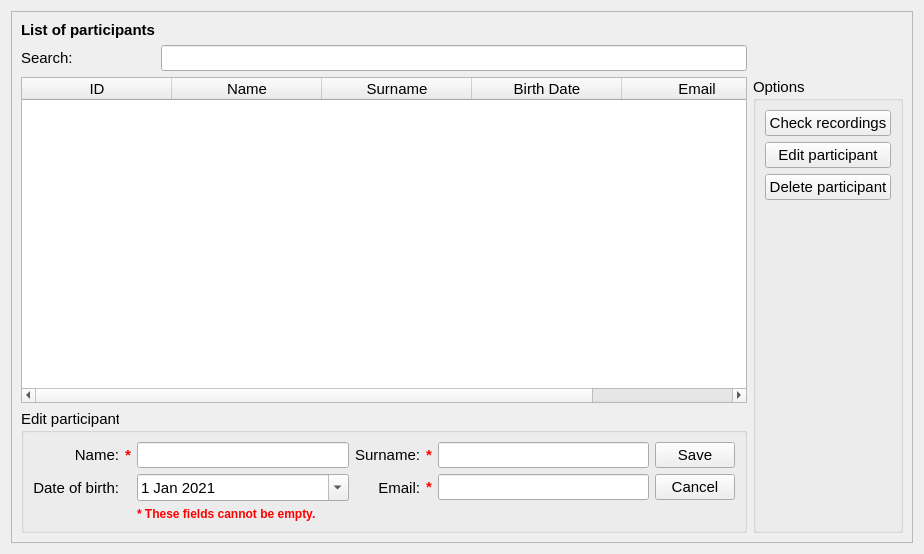
EBATINCA/TrainUS, file Modules/Home/Resources/UI/Participants.ui: the form before one commit.
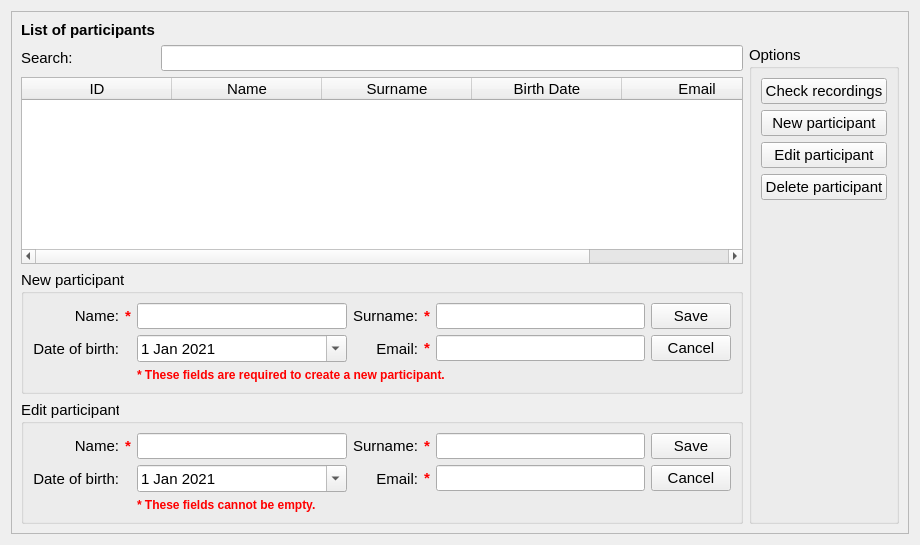
The form after the commit. Custom widgets are drawn as their Qt base class.

Commit message:
ENH: Update user interface in Dashboard and Participant tabs
Create new user should be done in the Participants tab. Dashboard just displays the current selection for participant and configuration.

Diff of the .ui file:
```diff
--- a/Modules/Home/Resources/UI/Participants.ui
+++ b/Modules/Home/Resources/UI/Participants.ui
@@ -6,8 +6,8 @@
    <rect>
     <x>0</x>
     <y>0</y>
-    <width>924</width>
-    <height>554</height>
+    <width>920</width>
+    <height>545</height>
    </rect>
   </property>
   <layout class="QVBoxLayout" name="verticalLayout">
@@ -27,6 +27,235 @@
       <enum>QFrame::Raised</enum>
      </property>
      <layout class="QGridLayout" name="gridLayout_2">
+      <item row="4" column="0" colspan="2">
+       <widget class="QGroupBox" name="editParticipantGroupBox">
+        <property name="font">
+         <font>
+          <pointsize>11</pointsize>
+          <weight>50</weight>
+          <bold>false</bold>
+         </font>
+        </property>
+        <property name="title">
+         <string>Edit participant</string>
+        </property>
+        <layout class="QGridLayout" name="gridLayout">
+         <item row="0" column="0">
+          <widget class="QLabel" name="editParticipantLabel_1">
+           <property name="font">
+            <font>
+             <pointsize>11</pointsize>
+             <weight>50</weight>
+             <bold>false</bold>
+            </font>
+           </property>
+           <property name="text">
+            <string>Name:</string>
+           </property>
+           <property name="alignment">
+            <set>Qt::AlignRight|Qt::AlignTrailing|Qt::AlignVCenter</set>
+           </property>
+          </widget>
+         </item>
+         <item row="0" column="1">
+          <widget class="QLabel" name="editParticipantNameWarning">
+           <property name="text">
+            <string>&lt;html&gt;&lt;head/&gt;&lt;body&gt;&lt;p&gt;&lt;span style=&quot; font-size:11pt; font-weight:600; color:#ff0000;&quot;&gt;*&lt;/span&gt;&lt;/p&gt;&lt;/body&gt;&lt;/html&gt;</string>
+           </property>
+          </widget>
+         </item>
+         <item row="0" column="2">
+          <widget class="QLineEdit" name="editParticipantNameText">
+           <property name="font">
+            <font>
+             <pointsize>11</pointsize>
+             <weight>50</weight>
+             <bold>false</bold>
+            </font>
+           </property>
+          </widget>
+         </item>
+         <item row="0" column="3">
+          <widget class="QLabel" name="editParticipantLabel_2">
+           <property name="font">
+            <font>
+             <pointsize>11</pointsize>
+             <weight>50</weight>
+             <bold>false</bold>
+            </font>
+           </property>
+           <property name="text">
+            <string>Surname:</string>
+           </property>
+           <property name="alignment">
+            <set>Qt::AlignRight|Qt::AlignTrailing|Qt::AlignVCenter</set>
+           </property>
+          </widget>
+         </item>
+         <item row="0" column="4">
+          <widget class="QLabel" name="editParticipantSurnameWarning">
+           <property name="text">
+            <string>&lt;html&gt;&lt;head/&gt;&lt;body&gt;&lt;p&gt;&lt;span style=&quot; font-size:11pt; font-weight:600; color:#ff0000;&quot;&gt;*&lt;/span&gt;&lt;/p&gt;&lt;/body&gt;&lt;/html&gt;</string>
+           </property>
+          </widget>
+         </item>
+         <item row="0" column="5">
+          <widget class="QLineEdit" name="editParticipantSurnameText">
+           <property name="font">
+            <font>
+             <pointsize>11</pointsize>
+             <weight>50</weight>
+             <bold>false</bold>
+            </font>
+           </property>
+          </widget>
+         </item>
+         <item row="0" column="6">
+          <widget class="QPushButton" name="editParticipantSaveButton">
+           <property name="font">
+            <font>
+             <pointsize>11</pointsize>
+             <weight>50</weight>
+             <bold>false</bold>
+            </font>
+           </property>
+           <property name="text">
+            <string>Save</string>
+           </property>
+          </widget>
+         </item>
+         <item row="1" column="0">
+          <widget class="QLabel" name="editParticipantLabel_3">
+           <property name="font">
+            <font>
+             <pointsize>11</pointsize>
+             <weight>50</weight>
+             <bold>false</bold>
+            </font>
+           </property>
+           <property name="text">
+            <string>Date of birth:</string>
+           </property>
+           <property name="alignment">
+            <set>Qt::AlignRight|Qt::AlignTrailing|Qt::AlignVCenter</set>
+           </property>
+          </widget>
+         </item>
+         <item row="1" column="2">
+          <widget class="QDateEdit" name="editParticipantBirthDateEdit">
+           <property name="font">
+            <font>
+             <pointsize>11</pointsize>
+             <weight>50</weight>
+             <bold>false</bold>
+            </font>
+           </property>
+           <property name="buttonSymbols">
+            <enum>QAbstractSpinBox::UpDownArrows</enum>
+           </property>
+           <property name="calendarPopup">
+            <bool>true</bool>
+           </property>
+           <property name="date">
+            <date>
+             <year>2021</year>
+             <month>1</month>
+             <day>1</day>
+            </date>
+           </property>
+          </widget>
+         </item>
+         <item row="1" column="3">
+          <widget class="QLabel" name="editParticipantLabel_4">
+           <property name="font">
+            <font>
+             <pointsize>11</pointsize>
+             <weight>50</weight>
+             <bold>false</bold>
+            </font>
+           </property>
+           <property name="text">
+            <string>Email:</string>
+           </property>
+           <property name="alignment">
+            <set>Qt::AlignRight|Qt::AlignTrailing|Qt::AlignVCenter</set>
+           </property>
+          </widget>
+         </item>
+         <item row="1" column="4">
+          <widget class="QLabel" name="editParticipantEmailWarning">
+           <property name="text">
+            <string>&lt;html&gt;&lt;head/&gt;&lt;body&gt;&lt;p&gt;&lt;span style=&quot; font-size:11pt; font-weight:600; color:#ff0000;&quot;&gt;*&lt;/span&gt;&lt;/p&gt;&lt;/body&gt;&lt;/html&gt;</string>
+           </property>
+          </widget>
+         </item>
+         <item row="1" column="5">
+          <widget class="QLineEdit" name="editParticipantEmailText">
+           <property name="font">
+            <font>
+             <pointsize>11</pointsize>
+             <weight>50</weight>
+             <bold>false</bold>
+            </font>
+           </property>
+          </widget>
+         </item>
+         <item row="1" column="6">
+          <widget class="QPushButton" name="editParticipantCancelButton">
+           <property name="font">
+            <font>
+             <pointsize>11</pointsize>
+             <weight>50</weight>
+             <bold>false</bold>
+            </font>
+           </property>
+           <property name="text">
+            <string>Cancel</string>
+           </property>
+          </widget>
+         </item>
+         <item row="2" column="2" colspan="4">
+          <widget class="QLabel" name="editParticipantWarningMessageText">
+           <property name="font">
+            <font>
+             <pointsize>11</pointsize>
+             <weight>50</weight>
+             <bold>false</bold>
+            </font>
+           </property>
+           <property name="text">
+            <string>&lt;html&gt;&lt;head/&gt;&lt;body&gt;&lt;p&gt;&lt;span style=&quot; font-size:9pt; font-weight:600; color:#ff0000;&quot;&gt;* These fields cannot be empty.&lt;/span&gt;&lt;/p&gt;&lt;/body&gt;&lt;/html&gt;</string>
+           </property>
+          </widget>
+         </item>
+        </layout>
+       </widget>
+      </item>
+      <item row="1" column="1">
+       <widget class="QLineEdit" name="participantSearchText">
+        <property name="font">
+         <font>
+          <pointsize>11</pointsize>
+          <weight>50</weight>
+          <bold>false</bold>
+         </font>
+        </property>
+       </widget>
+      </item>
+      <item row="0" column="0">
+       <widget class="QLabel" name="label_1">
+        <property name="font">
+         <font>
+          <pointsize>11</pointsize>
+          <weight>75</weight>
+          <bold>true</bold>
+         </font>
+        </property>
+        <property name="text">
+         <string>List of participants</string>
+        </property>
+       </widget>
+      </item>
       <item row="1" column="0">
        <widget class="QLabel" name="label_2">
         <property name="font">
@@ -41,17 +270,6 @@
         </property>
        </widget>
       </item>
-      <item row="1" column="1">
-       <widget class="QLineEdit" name="participantSearchText">
-        <property name="font">
-         <font>
-          <pointsize>11</pointsize>
-          <weight>50</weight>
-          <bold>false</bold>
-         </font>
-        </property>
-       </widget>
-      </item>
       <item row="2" column="0" colspan="2">
        <widget class="QTableWidget" name="participantsTable">
         <property name="font">
@@ -67,6 +285,9 @@
         <property name="editTriggers">
          <set>QAbstractItemView::NoEditTriggers</set>
         </property>
+        <property name="alternatingRowColors">
+         <bool>true</bool>
+        </property>
         <property name="selectionMode">
          <enum>QAbstractItemView::SingleSelection</enum>
         </property>
@@ -109,7 +330,211 @@
         </column>
        </widget>
       </item>
-      <item row="2" column="2" rowspan="2">
+      <item row="3" column="0" colspan="2">
+       <widget class="QGroupBox" name="newParticipantGroupBox">
+        <property name="font">
+         <font>
+          <pointsize>11</pointsize>
+          <weight>50</weight>
+          <bold>false</bold>
+         </font>
+        </property>
+        <property name="title">
+         <string>New participant</string>
+        </property>
+        <layout class="QGridLayout" name="gridLayout_3">
+         <item row="0" column="0">
+          <widget class="QLabel" name="newParticipantLabel_1">
+           <property name="font">
+            <font>
+             <pointsize>11</pointsize>
+             <weight>50</weight>
+             <bold>false</bold>
+            </font>
+           </property>
+           <property name="text">
+            <string>Name:</string>
+           </property>
+           <property name="alignment">
+            <set>Qt::AlignRight|Qt::AlignTrailing|Qt::AlignVCenter</set>
+           </property>
+          </widget>
+         </item>
+         <item row="0" column="1">
+          <widget class="QLabel" name="newParticipantNameWarning">
+           <property name="text">
+            <string>&lt;html&gt;&lt;head/&gt;&lt;body&gt;&lt;p&gt;&lt;span style=&quot; font-size:11pt; font-weight:600; color:#ff0000;&quot;&gt;*&lt;/span&gt;&lt;/p&gt;&lt;/body&gt;&lt;/html&gt;</string>
+           </property>
+          </widget>
+         </item>
+         <item row="0" column="2">
+          <widget class="QLineEdit" name="newParticipantNameText">
+           <property name="font">
+            <font>
+             <pointsize>11</pointsize>
+             <weight>50</weight>
+             <bold>false</bold>
+            </font>
+           </property>
+          </widget>
+         </item>
+         <item row="0" column="3">
+          <widget class="QLabel" name="newParticipantLabel_2">
+           <property name="font">
+            <font>
+             <pointsize>11</pointsize>
+             <weight>50</weight>
+             <bold>false</bold>
+            </font>
+           </property>
+           <property name="text">
+            <string>Surname:</string>
+           </property>
+           <property name="alignment">
+            <set>Qt::AlignRight|Qt::AlignTrailing|Qt::AlignVCenter</set>
+           </property>
+          </widget>
+         </item>
+         <item row="0" column="4">
+          <widget class="QLabel" name="newParticipantSurnameWarning">
+           <property name="text">
+            <string>&lt;html&gt;&lt;head/&gt;&lt;body&gt;&lt;p&gt;&lt;span style=&quot; font-size:11pt; font-weight:600; color:#ff0000;&quot;&gt;*&lt;/span&gt;&lt;/p&gt;&lt;/body&gt;&lt;/html&gt;</string>
+           </property>
+          </widget>
+         </item>
+         <item row="0" column="5">
+          <widget class="QLineEdit" name="newParticipantSurnameText">
+           <property name="font">
+            <font>
+             <pointsize>11</pointsize>
+             <weight>50</weight>
+             <bold>false</bold>
+            </font>
+           </property>
+          </widget>
+         </item>
+         <item row="0" column="6">
+          <widget class="QPushButton" name="newParticipantSaveButton">
+           <property name="font">
+            <font>
+             <pointsize>11</pointsize>
+             <weight>50</weight>
+             <bold>false</bold>
+            </font>
+           </property>
+           <property name="text">
+            <string>Save</string>
+           </property>
+          </widget>
+         </item>
+         <item row="1" column="0">
+          <widget class="QLabel" name="newParticipantLabel_3">
+           <property name="font">
+            <font>
+             <pointsize>11</pointsize>
+             <weight>50</weight>
+             <bold>false</bold>
+            </font>
+           </property>
+           <property name="text">
+            <string>Date of birth:</string>
+           </property>
+           <property name="alignment">
+            <set>Qt::AlignRight|Qt::AlignTrailing|Qt::AlignVCenter</set>
+           </property>
+          </widget>
+         </item>
+         <item row="1" column="2">
+          <widget class="QDateEdit" name="newParticipantBirthDateEdit">
+           <property name="font">
+            <font>
+             <pointsize>11</pointsize>
+             <weight>50</weight>
+             <bold>false</bold>
+            </font>
+           </property>
+           <property name="buttonSymbols">
+            <enum>QAbstractSpinBox::UpDownArrows</enum>
+           </property>
+           <property name="calendarPopup">
+            <bool>true</bool>
+           </property>
+           <property name="date">
+            <date>
+             <year>2021</year>
+             <month>1</month>
+             <day>1</day>
+            </date>
+           </property>
+          </widget>
+         </item>
+         <item row="1" column="3">
+          <widget class="QLabel" name="newParticipantLabel_4">
+           <property name="font">
+            <font>
+             <pointsize>11</pointsize>
+             <weight>50</weight>
+             <bold>false</bold>
+            </font>
+           </property>
+           <property name="text">
+            <string>Email:</string>
+           </property>
+           <property name="alignment">
+            <set>Qt::AlignRight|Qt::AlignTrailing|Qt::AlignVCenter</set>
+           </property>
+          </widget>
+         </item>
+         <item row="1" column="4">
+          <widget class="QLabel" name="newParticipantEmailWarning">
+           <property name="text">
+            <string>&lt;html&gt;&lt;head/&gt;&lt;body&gt;&lt;p&gt;&lt;span style=&quot; font-size:11pt; font-weight:600; color:#ff0000;&quot;&gt;*&lt;/span&gt;&lt;/p&gt;&lt;/body&gt;&lt;/html&gt;</string>
+           </property>
+          </widget>
+         </item>
+         <item row="1" column="5">
+          <widget class="QLineEdit" name="newParticipantEmailText">
+           <property name="font">
+            <font>
+             <pointsize>11</pointsize>
+             <weight>50</weight>
+             <bold>false</bold>
+            </font>
+           </property>
+          </widget>
+         </item>
+         <item row="1" column="6">
+          <widget class="QPushButton" name="newParticipantCancelButton">
+           <property name="font">
+            <font>
+             <pointsize>11</pointsize>
+             <weight>50</weight>
+             <bold>false</bold>
+            </font>
+           </property>
+           <property name="text">
+            <string>Cancel</string>
+           </property>
+          </widget>
+         </item>
+         <item row="2" column="2" colspan="4">
+          <widget class="QLabel" name="newParticipantWarningMessageText">
+           <property name="font">
+            <font>
+             <pointsize>11</pointsize>
+             <weight>50</weight>
+             <bold>false</bold>
+            </font>
+           </property>
+           <property name="text">
+            <string>&lt;html&gt;&lt;head/&gt;&lt;body&gt;&lt;p&gt;&lt;span style=&quot; font-size:9pt; font-weight:600; color:#ff0000;&quot;&gt;* These fields are required to create a new participant.&lt;/span&gt;&lt;/p&gt;&lt;/body&gt;&lt;/html&gt;</string>
+           </property>
+          </widget>
+         </item>
+        </layout>
+       </widget>
+      </item>
+      <item row="1" column="2" rowspan="4">
        <widget class="QGroupBox" name="optionsGroupBox">
         <property name="font">
          <font>
@@ -136,6 +561,13 @@
            </property>
           </widget>
          </item>
+         <item>
+          <widget class="QPushButton" name="newParticipantButton">
+           <property name="text">
+            <string>New participant</string>
+           </property>
+          </widget>
+         </item>
          <item>
           <widget class="QPushButton" name="editParticipantButton">
            <property name="font">
@@ -187,217 +619,6 @@
         </layout>
        </widget>
       </item>
-      <item row="0" column="0">
-       <widget class="QLabel" name="label_1">
-        <property name="font">
-         <font>
-          <pointsize>11</pointsize>
-          <weight>75</weight>
-          <bold>true</bold>
-         </font>
-        </property>
-        <property name="text">
-         <string>List of participants</string>
-        </property>
-       </widget>
-      </item>
-      <item row="3" column="0" colspan="2">
-       <widget class="QGroupBox" name="editParticipantGroupBox">
-        <property name="font">
-         <font>
-          <pointsize>11</pointsize>
-          <weight>50</weight>
-          <bold>false</bold>
-         </font>
-        </property>
-        <property name="title">
-         <string>Edit participant</string>
-        </property>
-        <layout class="QGridLayout" name="gridLayout">
-         <item row="1" column="0">
-          <widget class="QLabel" name="editPartipantLabel_3">
-           <property name="font">
-            <font>
-             <pointsize>11</pointsize>
-             <weight>50</weight>
-             <bold>false</bold>
-            </font>
-           </property>
-           <property name="text">
-            <string>Date of birth:</string>
-           </property>
-           <property name="alignment">
-            <set>Qt::AlignRight|Qt::AlignTrailing|Qt::AlignVCenter</set>
-           </property>
-          </widget>
-         </item>
-         <item row="1" column="4">
-          <widget class="QLabel" name="editParticipantEmailWarning">
-           <property name="text">
-            <string>&lt;html&gt;&lt;head/&gt;&lt;body&gt;&lt;p&gt;&lt;span style=&quot; font-size:11pt; font-weight:600; color:#ff0000;&quot;&gt;*&lt;/span&gt;&lt;/p&gt;&lt;/body&gt;&lt;/html&gt;</string>
-           </property>
-          </widget>
-         </item>
-         <item row="1" column="3">
-          <widget class="QLabel" name="editPartipantLabel_4">
-           <property name="font">
-            <font>
-             <pointsize>11</pointsize>
-             <weight>50</weight>
-             <bold>false</bold>
-            </font>
-           </property>
-           <property name="text">
-            <string>Email:</string>
-           </property>
-           <property name="alignment">
-            <set>Qt::AlignRight|Qt::AlignTrailing|Qt::AlignVCenter</set>
-           </property>
-          </widget>
-         </item>
-         <item row="1" column="2">
-          <widget class="QDateEdit" name="editParticipantBirthDateEdit">
-           <property name="buttonSymbols">
-            <enum>QAbstractSpinBox::UpDownArrows</enum>
-           </property>
-           <property name="calendarPopup">
-            <bool>true</bool>
-           </property>
-           <property name="date">
-            <date>
-             <year>2021</year>
-             <month>1</month>
-             <day>1</day>
-            </date>
-           </property>
-          </widget>
-         </item>
-         <item row="0" column="4">
-          <widget class="QLabel" name="editParticipantSurnameWarning">
-           <property name="text">
-            <string>&lt;html&gt;&lt;head/&gt;&lt;body&gt;&lt;p&gt;&lt;span style=&quot; font-size:11pt; font-weight:600; color:#ff0000;&quot;&gt;*&lt;/span&gt;&lt;/p&gt;&lt;/body&gt;&lt;/html&gt;</string>
-           </property>
-          </widget>
-         </item>
-         <item row="0" column="0">
-          <widget class="QLabel" name="editPartipantLabel_1">
-           <property name="font">
-            <font>
-             <pointsize>11</pointsize>
-             <weight>50</weight>
-             <bold>false</bold>
-            </font>
-           </property>
-           <property name="text">
-            <string>Name:</string>
-           </property>
-           <property name="alignment">
-            <set>Qt::AlignRight|Qt::AlignTrailing|Qt::AlignVCenter</set>
-           </property>
-          </widget>
-         </item>
-         <item row="1" column="6">
-          <widget class="QPushButton" name="cancelEditButton">
-           <property name="font">
-            <font>
-             <pointsize>11</pointsize>
-             <weight>50</weight>
-             <bold>false</bold>
-            </font>
-           </property>
-           <property name="text">
-            <string>Cancel</string>
-           </property>
-          </widget>
-         </item>
-         <item row="1" column="5">
-          <widget class="QLineEdit" name="editParticipantEmailText">
-           <property name="font">
-            <font>
-             <pointsize>11</pointsize>
-             <weight>50</weight>
-             <bold>false</bold>
-            </font>
-           </property>
-          </widget>
-         </item>
-         <item row="0" column="5">
-          <widget class="QLineEdit" name="editParticipantSurnameText">
-           <property name="font">
-            <font>
-             <pointsize>11</pointsize>
-             <weight>50</weight>
-             <bold>false</bold>
-            </font>
-           </property>
-          </widget>
-         </item>
-         <item row="0" column="2">
-          <widget class="QLineEdit" name="editParticipantNameText">
-           <property name="font">
-            <font>
-             <pointsize>11</pointsize>
-             <weight>50</weight>
-             <bold>false</bold>
-            </font>
-           </property>
-          </widget>
-         </item>
-         <item row="0" column="1">
-          <widget class="QLabel" name="editParticipantNameWarning">
-           <property name="text">
-            <string>&lt;html&gt;&lt;head/&gt;&lt;body&gt;&lt;p&gt;&lt;span style=&quot; font-size:11pt; font-weight:600; color:#ff0000;&quot;&gt;*&lt;/span&gt;&lt;/p&gt;&lt;/body&gt;&lt;/html&gt;</string>
-           </property>
-          </widget>
-         </item>
-         <item row="0" column="6">
-          <widget class="QPushButton" name="saveEditButton">
-           <property name="font">
-            <font>
-             <pointsize>11</pointsize>
-             <weight>50</weight>
-             <bold>false</bold>
-            </font>
-           </property>
-           <property name="text">
-            <string>Save</string>
-           </property>
-          </widget>
-         </item>
-         <item row="0" column="3">
-          <widget class="QLabel" name="editPartipantLabel_2">
-           <property name="font">
-            <font>
-             <pointsize>11</pointsize>
-             <weight>50</weight>
-             <bold>false</bold>
-            </font>
-           </property>
-           <property name="text">
-            <string>Surname:</string>
-           </property>
-           <property name="alignment">
-            <set>Qt::AlignRight|Qt::AlignTrailing|Qt::AlignVCenter</set>
-           </property>
-          </widget>
-         </item>
-         <item row="2" column="2" colspan="4">
-          <widget class="QLabel" name="warningMessageText">
-           <property name="font">
-            <font>
-             <pointsize>11</pointsize>
-             <weight>50</weight>
-             <bold>false</bold>
-            </font>
-           </property>
-           <property name="text">
-            <string>&lt;html&gt;&lt;head/&gt;&lt;body&gt;&lt;p&gt;&lt;span style=&quot; font-size:9pt; font-weight:600; color:#ff0000;&quot;&gt;* These fields cannot be empty.&lt;/span&gt;&lt;/p&gt;&lt;/body&gt;&lt;/html&gt;</string>
-           </property>
-          </widget>
-         </item>
-        </layout>
-       </widget>
-      </item>
      </layout>
     </widget>
    </item>
```
The commit also changes 8 other files.
